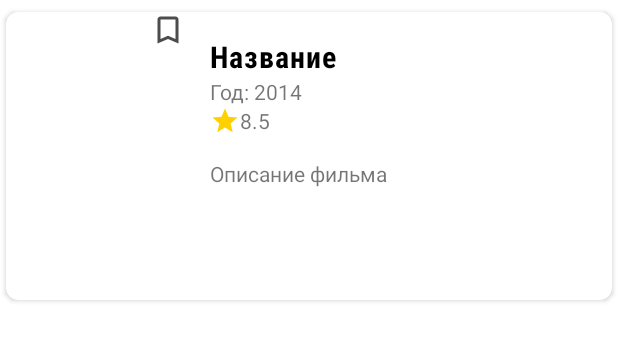
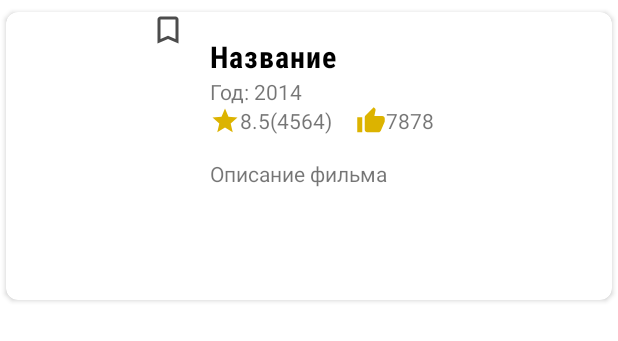
Before and after one commit to skull615d/KinoOnline, an Android app: the layout item_movie_one_column.xml on its own in the app's theme, with its tools: preview values and no code run, on a phone screen of 412 x 824 dp. Shown: the top 341 px of the screen. Run offline under Robolectric (Android 15) with nearby library versions, the phone set to English and light mode, and no system bars.

Commit message:
- Add sorted Name, Date, Popularity, VoteAverage  - Add Readme

```diff
--- /dev/null
+++ b/app/src/main/java/com/ldev/kinoonline/feature/base/view_model/Sorting.kt
@@ -0,0 +1,3 @@
+package com.ldev.kinoonline.feature.base.view_model
+
+interface Sorting
--- a/app/src/main/res/drawable/ic_star.xml
+++ b/app/src/main/res/drawable/ic_star.xml
@@ -1,7 +1,7 @@
 <vector xmlns:android="http://schemas.android.com/apk/res/android"
     android:width="24dp"
     android:height="24dp"
-    android:tint="#FFD100"
+    android:tint="#DCB300"
     android:viewportWidth="24"
     android:viewportHeight="24">
     <path
--- /dev/null
+++ b/app/src/main/res/drawable/ic_thumb_up.xml
@@ -0,0 +1,10 @@
+<vector xmlns:android="http://schemas.android.com/apk/res/android"
+    android:width="24dp"
+    android:height="24dp"
+    android:tint="#DCB300"
+    android:viewportWidth="24"
+    android:viewportHeight="24">
+  <path
+      android:fillColor="@android:color/white"
+      android:pathData="M1,21h4L5,9L1,9v12zM23,10c0,-1.1 -0.9,-2 -2,-2h-6.31l0.95,-4.57 0.03,-0.32c0,-0.41 -0.17,-0.79 -0.44,-1.06L14.17,1 7.59,7.59C7.22,7.95 7,8.45 7,9v10c0,1.1 0.9,2 2,2h9c0.83,0 1.54,-0.5 1.84,-1.22l3.02,-7.05c0.09,-0.23 0.14,-0.47 0.14,-0.73v-2z" />
+</vector>
--- a/app/src/main/res/layout/item_movie_one_column.xml
+++ b/app/src/main/res/layout/item_movie_one_column.xml
@@ -78,13 +78,30 @@
 
         <TextView
             android:id="@+id/tvVoteAverage"
-            android:layout_width="0dp"
+            android:layout_width="wrap_content"
             android:layout_height="wrap_content"
             android:layout_marginEnd="16dp"
-            app:layout_constraintEnd_toEndOf="parent"
             app:layout_constraintStart_toEndOf="@+id/ivStar"
             app:layout_constraintTop_toBottomOf="@+id/tvYear"
-            tools:text="8.5" />
+            tools:text="8.5(4564)" />
+
+        <ImageView
+            android:id="@+id/ivThumbUp"
+            android:layout_width="20dp"
+            android:layout_height="20dp"
+            android:layout_marginStart="16dp"
+            android:src="@drawable/ic_thumb_up"
+            app:layout_constraintStart_toEndOf="@+id/tvVoteAverage"
+            app:layout_constraintTop_toBottomOf="@+id/tvYear" />
+
+        <TextView
+            android:id="@+id/tvPopularity"
+            android:layout_width="wrap_content"
+            android:layout_height="wrap_content"
+            android:layout_marginEnd="16dp"
+            app:layout_constraintStart_toEndOf="@+id/ivThumbUp"
+            app:layout_constraintTop_toBottomOf="@+id/tvYear"
+            tools:text="7878" />
 
         <TextView
             android:id="@+id/tvDescription"
--- a/app/src/main/res/values/strings.xml
+++ b/app/src/main/res/values/strings.xml
@@ -6,8 +6,13 @@
     <string name="rating">Rating: %s</string>
     <string name="genre">Genre: %s</string>
     <string name="vote_average_count">%.1f (%d)</string>
+    <string name="popularity">%.1f</string>
     <string name="play">Play</string>
     <string name="channel_name">Player</string>
     <string name="movie">Movie</string>
     <string name="loading_error">Loading error</string>
+    <string name="sortDate">Date</string>
+    <string name="sortName">Name</string>
+    <string name="sortRating">Rating</string>
+    <string name="sortPopularity">Popularity</string>
 </resources>
```
Also changed, not shown: app/src/main/java/com/ldev/kinoonline/feature/main_screen/ui/Contract.kt (+12 -1 lines), app/src/main/java/com/ldev/kinoonline/feature/main_screen/ui/MoviesListFragment.kt (+34 -2 lines), app/src/main/java/com/ldev/kinoonline/feature/main_screen/ui/MoviesListViewModel.kt (+59 -7 lines), app/src/main/java/com/ldev/kinoonline/feature/main_screen/ui/SortedBy.kt (added, +10 -0 lines), app/src/main/java/com/ldev/kinoonline/feature/main_screen/ui/adapter/OneColumnViewHolder.kt (+7 -1 lines), app/src/main/res/drawable/ic_sort.xml (added, +11 -0 lines), app/src/main/res/layout/fragment_movies_list.xml (+12 -3 lines), app/src/main/res/menu/menu_sort_main_screen.xml (added, +15 -0 lines), 1 other file.
